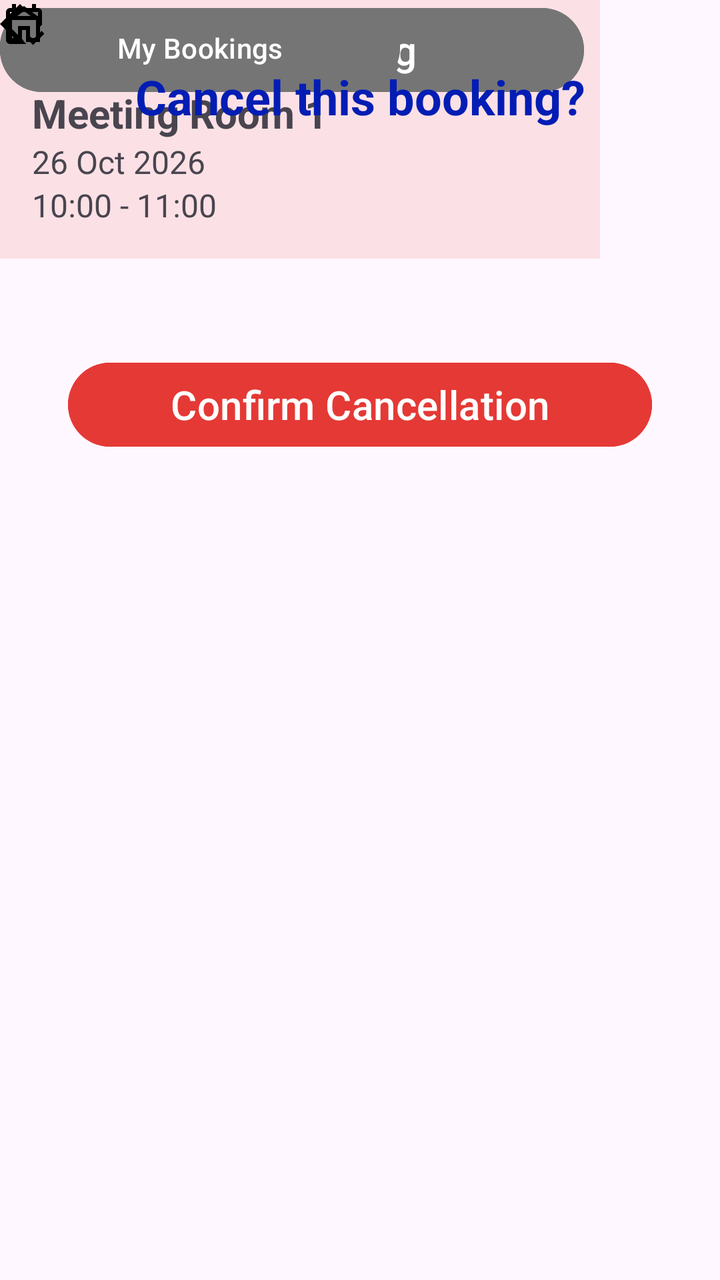
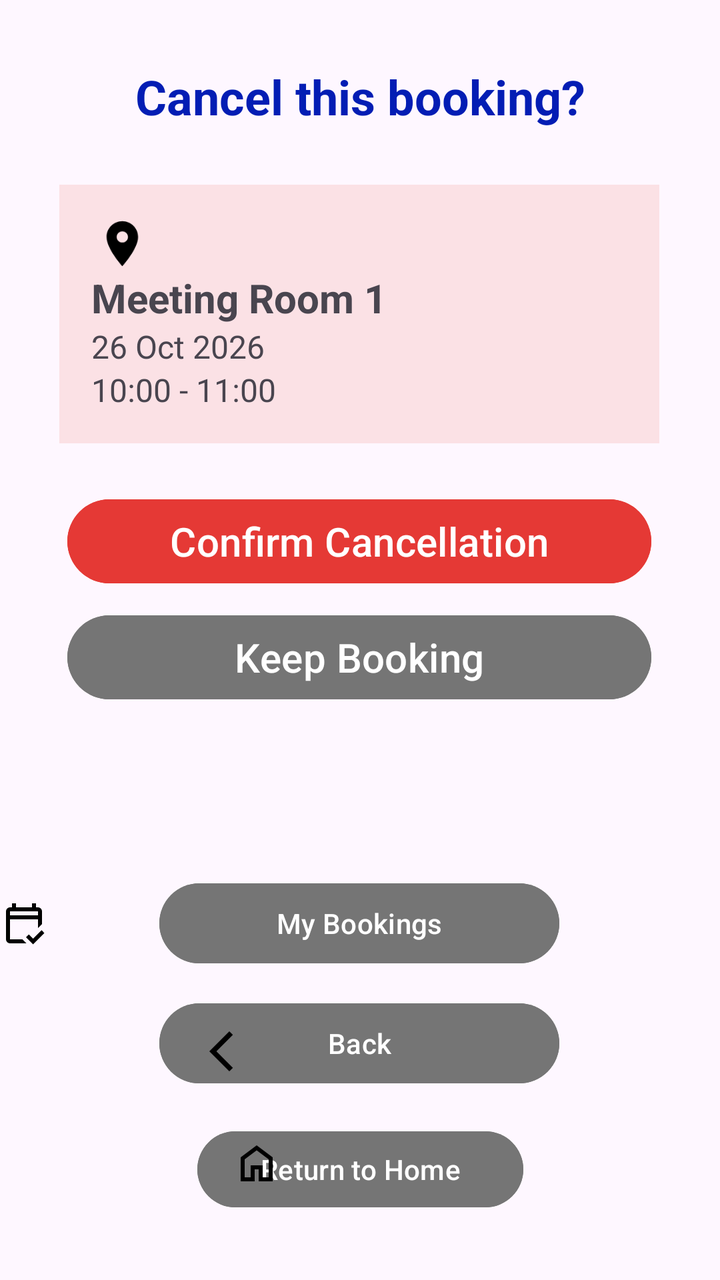

Compare the two renders of this Android layout. The source of the first and the diff that turns it into the second are given below.
<!-- AndroidManifest.xml: application theme Theme.OfficeSpaceBooking -->
<!-- res/layout/activity_cancellation_confirmation.xml -->
<?xml version="1.0" encoding="utf-8"?>
<androidx.constraintlayout.widget.ConstraintLayout xmlns:android="http://schemas.android.com/apk/res/android"
    xmlns:app="http://schemas.android.com/apk/res-auto"
    xmlns:tools="http://schemas.android.com/tools"
    android:id="@+id/main"
    android:layout_width="match_parent"
    android:layout_height="match_parent"
    tools:context=".CancellationConfirmationActivity">

    <Button
        android:id="@+id/btnCancelBooking"
        android:layout_width="292dp"
        android:layout_height="50dp"
        android:layout_marginTop="48dp"
        android:backgroundTint="#E53935"
        android:text="Confirm Cancellation"
        android:textSize="20sp"
        app:layout_constraintEnd_toEndOf="parent"
        app:layout_constraintStart_toStartOf="parent"
        app:layout_constraintTop_toBottomOf="@+id/layoutBooking1" />

    <LinearLayout
        android:id="@+id/layoutBooking1"
        android:layout_width="300dp"
        android:layout_height="wrap_content"
        android:background="#FBE1E5"
        android:orientation="vertical"
        android:padding="16dp"
        tools:layout_editor_absoluteX="55dp"
        tools:layout_editor_absoluteY="90dp">

        <ImageView
            android:id="@+id/imageView37"
            android:layout_width="31dp"
            android:layout_height="27dp"
            app:srcCompat="@drawable/room" />

        <TextView
            android:id="@+id/txtBookingRoom2"
            android:layout_width="match_parent"
            android:layout_height="wrap_content"
            android:text="Meeting Room 1"
            android:textSize="20sp"
            android:textStyle="bold" />

        <TextView
            android:id="@+id/txtBookingDate2"
            android:layout_width="match_parent"
            android:layout_height="wrap_content"
            android:text="26 Oct 2026"
            android:textSize="16sp" />

        <TextView
            android:id="@+id/txtBookingTime2"
            android:layout_width="match_parent"
            android:layout_height="wrap_content"
            android:text="10:00 - 11:00"
            android:textSize="16sp" />

    </LinearLayout>

    <Button
        android:id="@+id/btnReturntoHome5"
        android:layout_width="163dp"
        android:layout_height="46dp"
        android:backgroundTint="#757575"
        android:text="Return to Home"
        tools:layout_editor_absoluteX="121dp"
        tools:layout_editor_absoluteY="561dp" />

    <Button
        android:id="@+id/btnBack6"
        android:layout_width="200dp"
        android:layout_height="48dp"
        android:backgroundTint="#757575"
        android:text="Back"
        tools:layout_editor_absoluteX="105dp"
        tools:layout_editor_absoluteY="503dp" />

    <Button
        android:id="@+id/btnKeepBooking"
        android:layout_width="292dp"
        android:layout_height="50dp"
        android:backgroundTint="#757575"
        android:text="Keep Booking"
        android:textSize="20sp"
        tools:layout_editor_absoluteX="59dp"
        tools:layout_editor_absoluteY="317dp" />

    <Button
        android:id="@+id/btnmybookings3"
        android:layout_width="200dp"
        android:layout_height="48dp"
        android:backgroundTint="#757575"
        android:text="My Bookings"
        android:textColor="#FFFFFF"
        tools:layout_editor_absoluteX="105dp"
        tools:layout_editor_absoluteY="441dp" />

    <TextView
        android:id="@+id/txtCancelBooking"
        android:layout_width="wrap_content"
        android:layout_height="wrap_content"
        android:layout_marginTop="32dp"
        android:text="Cancel this booking?"
        android:textAllCaps="false"
        android:textColor="#031DB4"
        android:textSize="24sp"
        android:textStyle="bold"
        app:layout_constraintEnd_toEndOf="parent"
        app:layout_constraintStart_toStartOf="parent"
        app:layout_constraintTop_toTopOf="parent" />

    <ImageView
        android:id="@+id/imageView33"
        android:layout_width="wrap_content"
        android:layout_height="wrap_content"
        app:srcCompat="@drawable/mybookings"
        tools:layout_editor_absoluteX="121dp"
        tools:layout_editor_absoluteY="452dp" />

    <ImageView
        android:id="@+id/imageView35"
        android:layout_width="wrap_content"
        android:layout_height="wrap_content"
        android:tint="#000000"
        app:srcCompat="@drawable/outline_arrow_back_ios_24"
        tools:layout_editor_absoluteX="121dp"
        tools:layout_editor_absoluteY="515dp" />

    <ImageView
        android:id="@+id/imageView36"
        android:layout_width="wrap_content"
        android:layout_height="wrap_content"
        app:srcCompat="@drawable/outline_home_24"
        tools:layout_editor_absoluteX="128dp"
        tools:layout_editor_absoluteY="571dp" />
</androidx.constraintlayout.widget.ConstraintLayout>
<!-- resources referenced by this layout -->
<resources>
  <!-- drawable mybookings (drawable) -->
  <vector xmlns:android="http://schemas.android.com/apk/res/android" android:height="24dp" android:tint="#000000" android:viewportHeight="960" android:viewportWidth="960" android:width="24dp">
        
      <path android:fillColor="@android:color/white" android:pathData="M200,880Q167,880 143.5,856.5Q120,833 120,800L120,240Q120,207 143.5,183.5Q167,160 200,160L240,160L240,80L320,80L320,160L640,160L640,80L720,80L720,160L760,160Q793,160 816.5,183.5Q840,207 840,240L840,495L760,575L760,400L200,400L200,800Q200,800 200,800Q200,800 200,800L448,800L528,880L200,880ZM200,320L760,320L760,240Q760,240 760,240Q760,240 760,240L200,240Q200,240 200,240Q200,240 200,240L200,320ZM200,320L200,240Q200,240 200,240Q200,240 200,240L200,240Q200,240 200,240Q200,240 200,240L200,320ZM662,900L520,758L576,702L661,787L831,617L887,674L662,900Z"/>
      
  </vector>
  <!-- drawable outline_arrow_back_ios_24 (drawable) -->
  <vector xmlns:android="http://schemas.android.com/apk/res/android" android:autoMirrored="true" android:height="24dp" android:tint="#FFFFFF" android:viewportHeight="960" android:viewportWidth="960" android:width="24dp">
        
      <path android:fillColor="@android:color/white" android:pathData="M400,880L0,480L400,80L471,151L142,480L471,809L400,880Z"/>
      
  </vector>
  <!-- drawable outline_home_24 (drawable) -->
  <vector xmlns:android="http://schemas.android.com/apk/res/android" android:height="24dp" android:tint="#000000" android:viewportHeight="960" android:viewportWidth="960" android:width="24dp">
        
      <path android:fillColor="@android:color/white" android:pathData="M240,760L360,760L360,520L600,520L600,760L720,760L720,400L480,220L240,400L240,760ZM160,840L160,360L480,120L800,360L800,840L520,840L520,600L440,600L440,840L160,840ZM480,490L480,490L480,490L480,490L480,490L480,490L480,490L480,490L480,490Z"/>
      
  </vector>
  <!-- drawable room (drawable) -->
  <vector xmlns:android="http://schemas.android.com/apk/res/android" android:height="240dp" android:tint="#000000" android:viewportHeight="24" android:viewportWidth="24" android:width="240dp">
        
      <path android:fillColor="@android:color/white" android:pathData="M12,2C8.13,2 5,5.13 5,9c0,5.25 7,13 7,13s7,-7.75 7,-13c0,-3.87 -3.13,-7 -7,-7zM12,11.5c-1.38,0 -2.5,-1.12 -2.5,-2.5s1.12,-2.5 2.5,-2.5 2.5,1.12 2.5,2.5 -1.12,2.5 -2.5,2.5z"/>
      
  </vector>
  <style name="Theme.OfficeSpaceBooking" parent="Base.Theme.OfficeSpaceBooking" />
  <style name="Base.Theme.OfficeSpaceBooking" parent="Theme.Material3.DayNight.NoActionBar">
          
          
      </style>
</resources>

<!-- the commit's change to res/layout/activity_cancellation_confirmation.xml (unified diff, before → after) -->
@@ -11,11 +11,12 @@
         android:id="@+id/btnCancelBooking"
         android:layout_width="292dp"
         android:layout_height="50dp"
-        android:layout_marginTop="48dp"
+        android:layout_marginTop="24dp"
         android:backgroundTint="#E53935"
         android:text="Confirm Cancellation"
         android:textSize="20sp"
         app:layout_constraintEnd_toEndOf="parent"
+        app:layout_constraintHorizontal_bias="0.495"
         app:layout_constraintStart_toStartOf="parent"
         app:layout_constraintTop_toBottomOf="@+id/layoutBooking1" />
 
@@ -23,11 +24,14 @@
         android:id="@+id/layoutBooking1"
         android:layout_width="300dp"
         android:layout_height="wrap_content"
+        android:layout_marginTop="28dp"
         android:background="#FBE1E5"
         android:orientation="vertical"
         android:padding="16dp"
-        tools:layout_editor_absoluteX="55dp"
-        tools:layout_editor_absoluteY="90dp">
+        app:layout_constraintEnd_toEndOf="parent"
+        app:layout_constraintHorizontal_bias="0.495"
+        app:layout_constraintStart_toStartOf="parent"
+        app:layout_constraintTop_toBottomOf="@+id/txtCancelBooking">
 
         <ImageView
             android:id="@+id/imageView37"
@@ -63,39 +67,50 @@
         android:id="@+id/btnReturntoHome5"
         android:layout_width="163dp"
         android:layout_height="46dp"
+        android:layout_marginTop="16dp"
         android:backgroundTint="#757575"
         android:text="Return to Home"
-        tools:layout_editor_absoluteX="121dp"
-        tools:layout_editor_absoluteY="561dp" />
+        app:layout_constraintEnd_toEndOf="parent"
+        app:layout_constraintStart_toStartOf="parent"
+        app:layout_constraintTop_toBottomOf="@+id/btnBack6" />
 
     <Button
         android:id="@+id/btnBack6"
         android:layout_width="200dp"
         android:layout_height="48dp"
+        android:layout_marginTop="12dp"
         android:backgroundTint="#757575"
         android:text="Back"
-        tools:layout_editor_absoluteX="105dp"
-        tools:layout_editor_absoluteY="503dp" />
+        app:layout_constraintEnd_toEndOf="parent"
+        app:layout_constraintHorizontal_bias="0.497"
+        app:layout_constraintStart_toStartOf="parent"
+        app:layout_constraintTop_toBottomOf="@+id/btnmybookings3" />
 
     <Button
         android:id="@+id/btnKeepBooking"
         android:layout_width="292dp"
         android:layout_height="50dp"
+        android:layout_marginTop="8dp"
         android:backgroundTint="#757575"
         android:text="Keep Booking"
         android:textSize="20sp"
-        tools:layout_editor_absoluteX="59dp"
-        tools:layout_editor_absoluteY="317dp" />
+        app:layout_constraintEnd_toEndOf="parent"
+        app:layout_constraintHorizontal_bias="0.495"
+        app:layout_constraintStart_toStartOf="parent"
+        app:layout_constraintTop_toBottomOf="@+id/btnCancelBooking" />
 
     <Button
         android:id="@+id/btnmybookings3"
         android:layout_width="200dp"
         android:layout_height="48dp"
+        android:layout_marginTop="84dp"
         android:backgroundTint="#757575"
         android:text="My Bookings"
         android:textColor="#FFFFFF"
-        tools:layout_editor_absoluteX="105dp"
-        tools:layout_editor_absoluteY="441dp" />
+        app:layout_constraintEnd_toEndOf="parent"
+        app:layout_constraintHorizontal_bias="0.497"
+        app:layout_constraintStart_toStartOf="parent"
+        app:layout_constraintTop_toBottomOf="@+id/btnKeepBooking" />
 
     <TextView
         android:id="@+id/txtCancelBooking"
@@ -115,24 +130,31 @@
         android:id="@+id/imageView33"
         android:layout_width="wrap_content"
         android:layout_height="wrap_content"
+        android:layout_marginTop="96dp"
+        app:layout_constraintTop_toBottomOf="@+id/btnKeepBooking"
         app:srcCompat="@drawable/mybookings"
-        tools:layout_editor_absoluteX="121dp"
-        tools:layout_editor_absoluteY="452dp" />
+        tools:layout_editor_absoluteX="120dp" />
 
     <ImageView
         android:id="@+id/imageView35"
         android:layout_width="wrap_content"
         android:layout_height="wrap_content"
+        android:layout_marginTop="40dp"
         android:tint="#000000"
-        app:srcCompat="@drawable/outline_arrow_back_ios_24"
-        tools:layout_editor_absoluteX="121dp"
-        tools:layout_editor_absoluteY="515dp" />
+        app:layout_constraintEnd_toEndOf="parent"
+        app:layout_constraintHorizontal_bias="0.312"
+        app:layout_constraintStart_toStartOf="parent"
+        app:layout_constraintTop_toBottomOf="@+id/imageView33"
+        app:srcCompat="@drawable/outline_arrow_back_ios_24" />
 
     <ImageView
         android:id="@+id/imageView36"
         android:layout_width="wrap_content"
         android:layout_height="wrap_content"
-        app:srcCompat="@drawable/outline_home_24"
-        tools:layout_editor_absoluteX="128dp"
-        tools:layout_editor_absoluteY="571dp" />
+        android:layout_marginTop="24dp"
+        app:layout_constraintEnd_toEndOf="parent"
+        app:layout_constraintHorizontal_bias="0.346"
+        app:layout_constraintStart_toStartOf="parent"
+        app:layout_constraintTop_toBottomOf="@+id/btnBack6"
+        app:srcCompat="@drawable/outline_home_24" />
 </androidx.constraintlayout.widget.ConstraintLayout>
